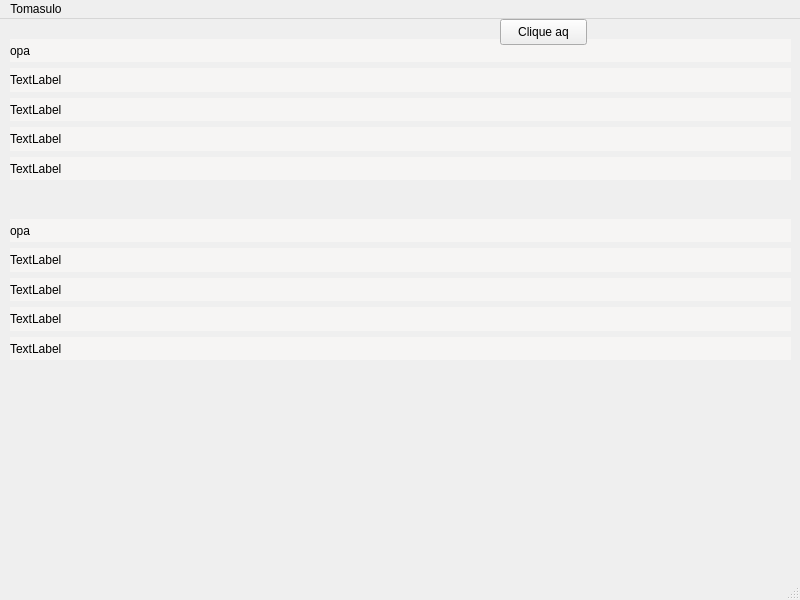
Above: ARQ/Traabalho2/Tomasulo/form.ui from Quebec-Eric/5Periodo before the change. Below: the same form after it.
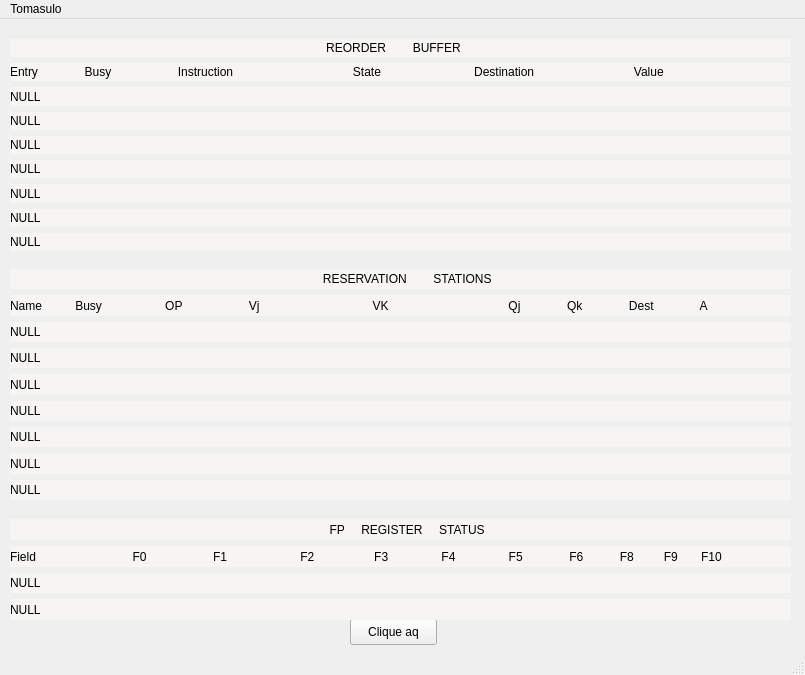
That is the form after the change.

What changed in the file:
```diff
--- a/ARQ/Traabalho2/Tomasulo/form.ui
+++ b/ARQ/Traabalho2/Tomasulo/form.ui
@@ -6,8 +6,8 @@
    <rect>
     <x>0</x>
     <y>0</y>
-    <width>800</width>
-    <height>600</height>
+    <width>805</width>
+    <height>675</height>
    </rect>
   </property>
   <property name="windowTitle">
@@ -20,57 +20,97 @@
       <x>10</x>
       <y>20</y>
       <width>781</width>
-      <height>141</height>
+      <height>212</height>
      </rect>
     </property>
     <layout class="QGridLayout" name="gridLayout">
-     <item row="3" column="0">
+     <item row="5" column="0">
       <widget class="QLabel" name="label_5">
        <property name="styleSheet">
         <string notr="true">background-color: rgb(246, 245, 244);</string>
        </property>
        <property name="text">
-        <string>TextLabel</string>
+        <string>NULL</string>
        </property>
       </widget>
      </item>
-     <item row="2" column="0">
+     <item row="8" column="0">
+      <widget class="QLabel" name="label_8">
+       <property name="styleSheet">
+        <string notr="true">background-color: rgb(246, 245, 244);</string>
+       </property>
+       <property name="text">
+        <string>NULL</string>
+       </property>
+      </widget>
+     </item>
+     <item row="4" column="0">
       <widget class="QLabel" name="label_4">
        <property name="styleSheet">
         <string notr="true">background-color: rgb(246, 245, 244);</string>
        </property>
        <property name="text">
-        <string>TextLabel</string>
+        <string>NULL</string>
        </property>
       </widget>
      </item>
-     <item row="4" column="0">
-      <widget class="QLabel" name="label_6">
+     <item row="10" column="0">
+      <widget class="QLabel" name="label_9">
        <property name="styleSheet">
         <string notr="true">background-color: rgb(246, 245, 244);</string>
        </property>
        <property name="text">
-        <string>TextLabel</string>
+        <string>NULL</string>
        </property>
       </widget>
      </item>
-     <item row="1" column="0">
-      <widget class="QLabel" name="label_2">
-       <property name="styleSheet">
-        <string notr="true">background-color: rgb(246, 245, 244);</string>
-       </property>
-       <property name="text">
-        <string>TextLabel</string>
-       </property>
-      </widget>
-     </item>
-     <item row="0" column="0">
+     <item row="3" column="0">
       <widget class="QLabel" name="label">
        <property name="styleSheet">
         <string notr="true">background-color: rgb(246, 245, 244);</string>
        </property>
        <property name="text">
-        <string>opa</string>
+        <string>NULL</string>
+       </property>
+      </widget>
+     </item>
+     <item row="7" column="0">
+      <widget class="QLabel" name="label_7">
+       <property name="styleSheet">
+        <string notr="true">background-color: rgb(246, 245, 244);</string>
+       </property>
+       <property name="text">
+        <string>NULL</string>
+       </property>
+      </widget>
+     </item>
+     <item row="2" column="0">
+      <widget class="QLabel" name="label_2">
+       <property name="styleSheet">
+        <string notr="true">background-color: rgb(246, 245, 244);</string>
+       </property>
+       <property name="text">
+        <string>Entry              Busy                    Instruction                                    State                            Destination                              Value</string>
+       </property>
+      </widget>
+     </item>
+     <item row="9" column="0">
+      <widget class="QLabel" name="label_6">
+       <property name="styleSheet">
+        <string notr="true">background-color: rgb(246, 245, 244);</string>
+       </property>
+       <property name="text">
+        <string>NULL</string>
+       </property>
+      </widget>
+     </item>
+     <item row="1" column="0">
+      <widget class="QLabel" name="label_10">
+       <property name="styleSheet">
+        <string notr="true">background-color: rgb(246, 245, 244);</string>
+       </property>
+       <property name="text">
+        <string>                                                                                               REORDER        BUFFER </string>
        </property>
       </widget>
      </item>
@@ -79,8 +119,8 @@
    <widget class="QPushButton" name="pushButton">
     <property name="geometry">
      <rect>
-      <x>500</x>
-      <y>0</y>
+      <x>350</x>
+      <y>600</y>
       <width>87</width>
       <height>26</height>
      </rect>
@@ -93,59 +133,151 @@
     <property name="geometry">
      <rect>
       <x>10</x>
-      <y>200</y>
+      <y>250</y>
       <width>781</width>
-      <height>141</height>
+      <height>231</height>
      </rect>
     </property>
     <layout class="QGridLayout" name="gridLayout_3">
-     <item row="3" column="0">
-      <widget class="QLabel" name="label_11">
-       <property name="styleSheet">
-        <string notr="true">background-color: rgb(246, 245, 244);</string>
-       </property>
-       <property name="text">
-        <string>TextLabel</string>
-       </property>
-      </widget>
-     </item>
      <item row="2" column="0">
-      <widget class="QLabel" name="label_12">
-       <property name="styleSheet">
-        <string notr="true">background-color: rgb(246, 245, 244);</string>
-       </property>
-       <property name="text">
-        <string>TextLabel</string>
-       </property>
-      </widget>
-     </item>
-     <item row="4" column="0">
-      <widget class="QLabel" name="label_13">
-       <property name="styleSheet">
-        <string notr="true">background-color: rgb(246, 245, 244);</string>
-       </property>
-       <property name="text">
-        <string>TextLabel</string>
-       </property>
-      </widget>
-     </item>
-     <item row="1" column="0">
       <widget class="QLabel" name="label_14">
        <property name="styleSheet">
         <string notr="true">background-color: rgb(246, 245, 244);</string>
        </property>
        <property name="text">
-        <string>TextLabel</string>
+        <string>NULL</string>
        </property>
       </widget>
      </item>
-     <item row="0" column="0">
+     <item row="6" column="0">
+      <widget class="QLabel" name="label_24">
+       <property name="styleSheet">
+        <string notr="true">background-color: rgb(246, 245, 244);</string>
+       </property>
+       <property name="text">
+        <string>NULL</string>
+       </property>
+      </widget>
+     </item>
+     <item row="8" column="0">
+      <widget class="QLabel" name="label_26">
+       <property name="styleSheet">
+        <string notr="true">background-color: rgb(246, 245, 244);</string>
+       </property>
+       <property name="text">
+        <string>NULL</string>
+       </property>
+      </widget>
+     </item>
+     <item row="4" column="0">
+      <widget class="QLabel" name="label_11">
+       <property name="styleSheet">
+        <string notr="true">background-color: rgb(246, 245, 244);</string>
+       </property>
+       <property name="text">
+        <string>NULL</string>
+       </property>
+      </widget>
+     </item>
+     <item row="1" column="0">
       <widget class="QLabel" name="label_15">
        <property name="styleSheet">
         <string notr="true">background-color: rgb(246, 245, 244);</string>
        </property>
        <property name="text">
-        <string>opa</string>
+        <string>Name          Busy                   OP                    Vj                                  VK                                    Qj              Qk              Dest              A</string>
+       </property>
+      </widget>
+     </item>
+     <item row="7" column="0">
+      <widget class="QLabel" name="label_25">
+       <property name="styleSheet">
+        <string notr="true">background-color: rgb(246, 245, 244);</string>
+       </property>
+       <property name="text">
+        <string>NULL</string>
+       </property>
+      </widget>
+     </item>
+     <item row="5" column="0">
+      <widget class="QLabel" name="label_13">
+       <property name="styleSheet">
+        <string notr="true">background-color: rgb(246, 245, 244);</string>
+       </property>
+       <property name="text">
+        <string>NULL</string>
+       </property>
+      </widget>
+     </item>
+     <item row="3" column="0">
+      <widget class="QLabel" name="label_12">
+       <property name="styleSheet">
+        <string notr="true">background-color: rgb(246, 245, 244);</string>
+       </property>
+       <property name="text">
+        <string>NULL</string>
+       </property>
+      </widget>
+     </item>
+     <item row="0" column="0">
+      <widget class="QLabel" name="label_27">
+       <property name="styleSheet">
+        <string notr="true">background-color: rgb(246, 245, 244);</string>
+       </property>
+       <property name="text">
+        <string>                                                                                              RESERVATION        STATIONS</string>
+       </property>
+      </widget>
+     </item>
+    </layout>
+   </widget>
+   <widget class="QWidget" name="gridLayoutWidget_3">
+    <property name="geometry">
+     <rect>
+      <x>10</x>
+      <y>500</y>
+      <width>781</width>
+      <height>101</height>
+     </rect>
+    </property>
+    <layout class="QGridLayout" name="gridLayout_5">
+     <item row="3" column="0">
+      <widget class="QLabel" name="label_23">
+       <property name="styleSheet">
+        <string notr="true">background-color: rgb(246, 245, 244);</string>
+       </property>
+       <property name="text">
+        <string>NULL</string>
+       </property>
+      </widget>
+     </item>
+     <item row="1" column="0">
+      <widget class="QLabel" name="label_22">
+       <property name="styleSheet">
+        <string notr="true">background-color: rgb(246, 245, 244);</string>
+       </property>
+       <property name="text">
+        <string>Field                             F0                    F1                      F2                  F3                F4                F5              F6           F8         F9       F10</string>
+       </property>
+      </widget>
+     </item>
+     <item row="2" column="0">
+      <widget class="QLabel" name="label_21">
+       <property name="styleSheet">
+        <string notr="true">background-color: rgb(246, 245, 244);</string>
+       </property>
+       <property name="text">
+        <string>NULL</string>
+       </property>
+      </widget>
+     </item>
+     <item row="0" column="0">
+      <widget class="QLabel" name="label_28">
+       <property name="styleSheet">
+        <string notr="true">background-color: rgb(246, 245, 244);</string>
+       </property>
+       <property name="text">
+        <string>                                                                                                FP     REGISTER     STATUS </string>
        </property>
       </widget>
      </item>
@@ -157,7 +289,7 @@
     <rect>
      <x>0</x>
      <y>0</y>
-     <width>800</width>
+     <width>805</width>
      <height>23</height>
     </rect>
    </property>
```
